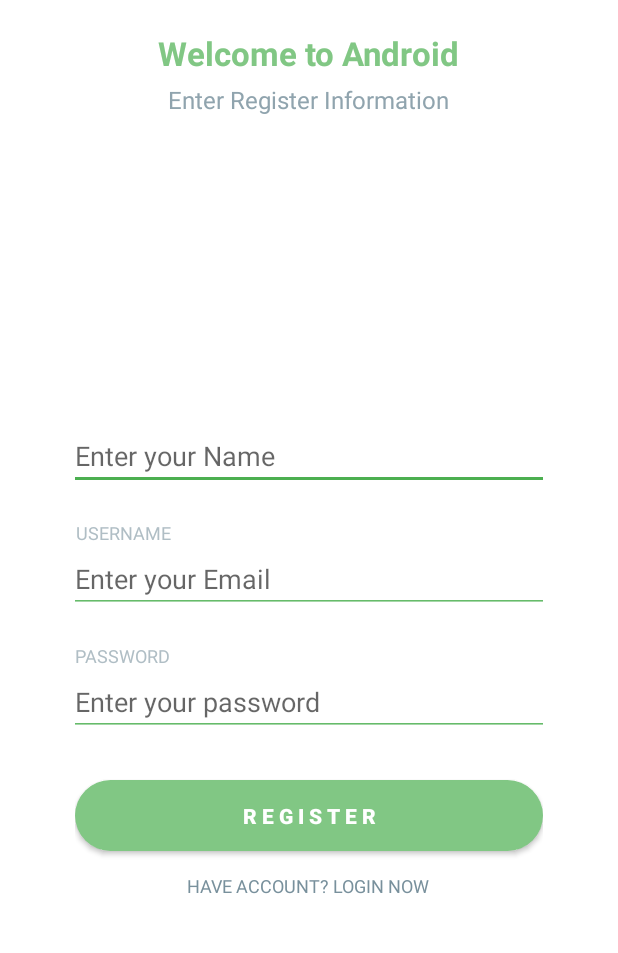
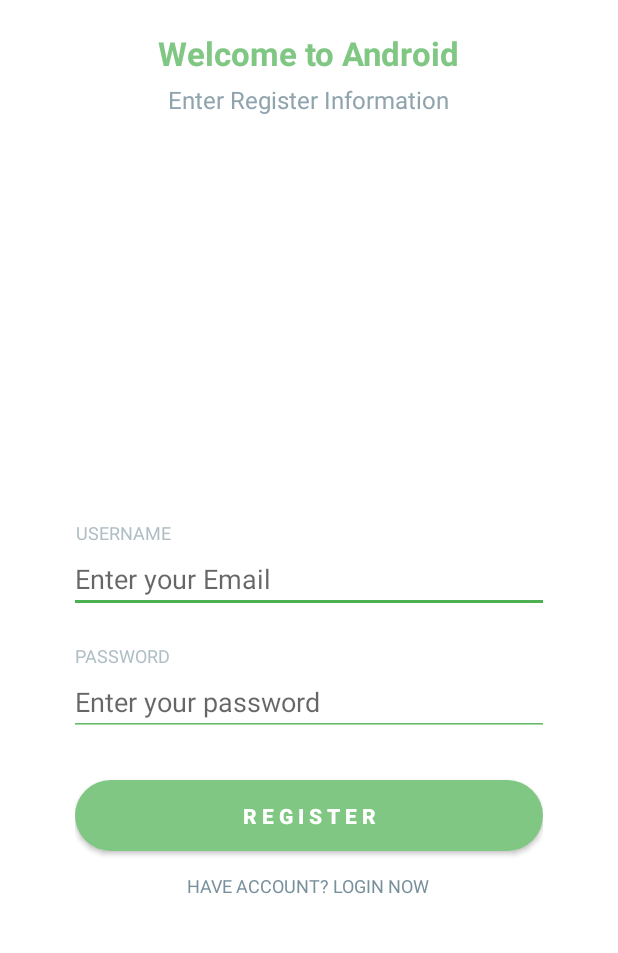
Before and after one commit to hoangduchuu/android-camp, an Android app: the screen it shows after launch (MainActivity), after a tap on "SIGN UP", on a phone screen of 412 x 824 dp, the part 210-1163 px from its top. Run offline under Robolectric (Android 15) with nearby library versions, the phone set to English and light mode, and no system bars; our stand-ins replace Firebase (no records; nobody signed in at launch, a user with empty details on screens opened directly).

Commit message:
[dev] update register fragment

```diff
--- a/app/src/main/res/layout/register_fragment.xml
+++ b/app/src/main/res/layout/register_fragment.xml
@@ -46,19 +46,6 @@
             android:layout_width="0dp"
             android:layout_height="0dp"
             android:layout_weight="1"/>
-    <EditText
-            android:layout_width="match_parent"
-            android:layout_height="wrap_content"
-            android:layout_marginLeft="-4dp"
-            android:layout_marginRight="-4dp"
-            android:inputType="text"
-            android:id="@+id/edtName"
-            android:maxLength="50"
-            android:hint="Enter your Name"
-            android:maxLines="1"
-            android:singleLine="true"
-            android:textColor="@color/blue_grey_800"
-            android:theme="@style/EditText.Green"/>
 
     <View
             android:layout_width="0dp"
```
